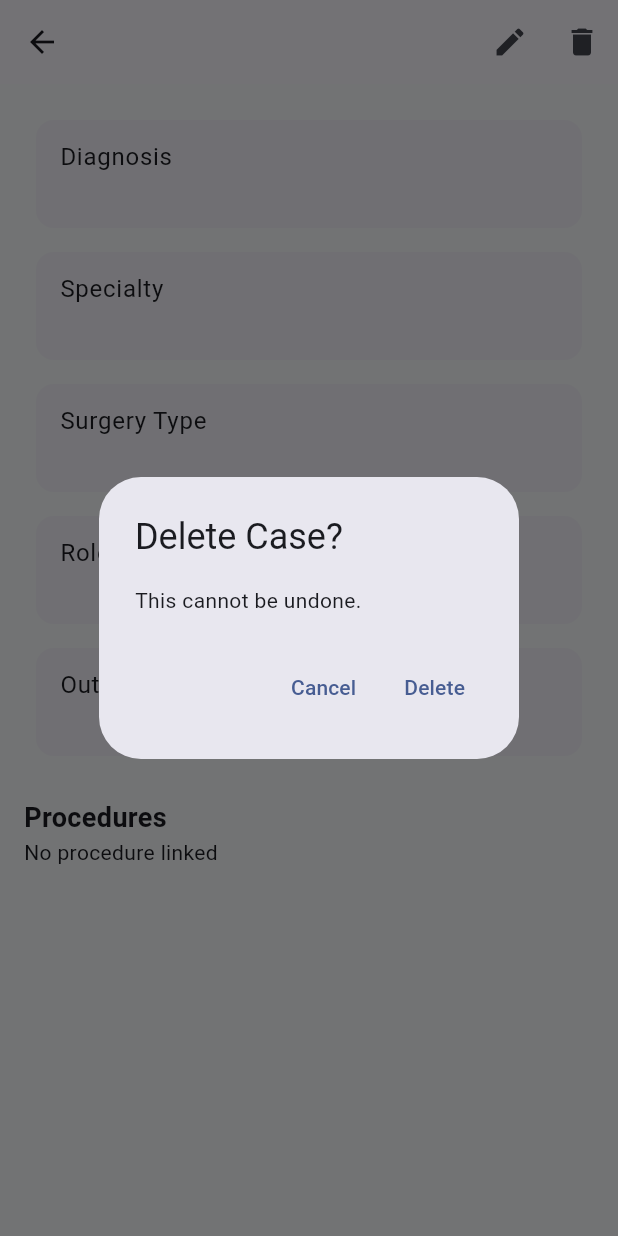
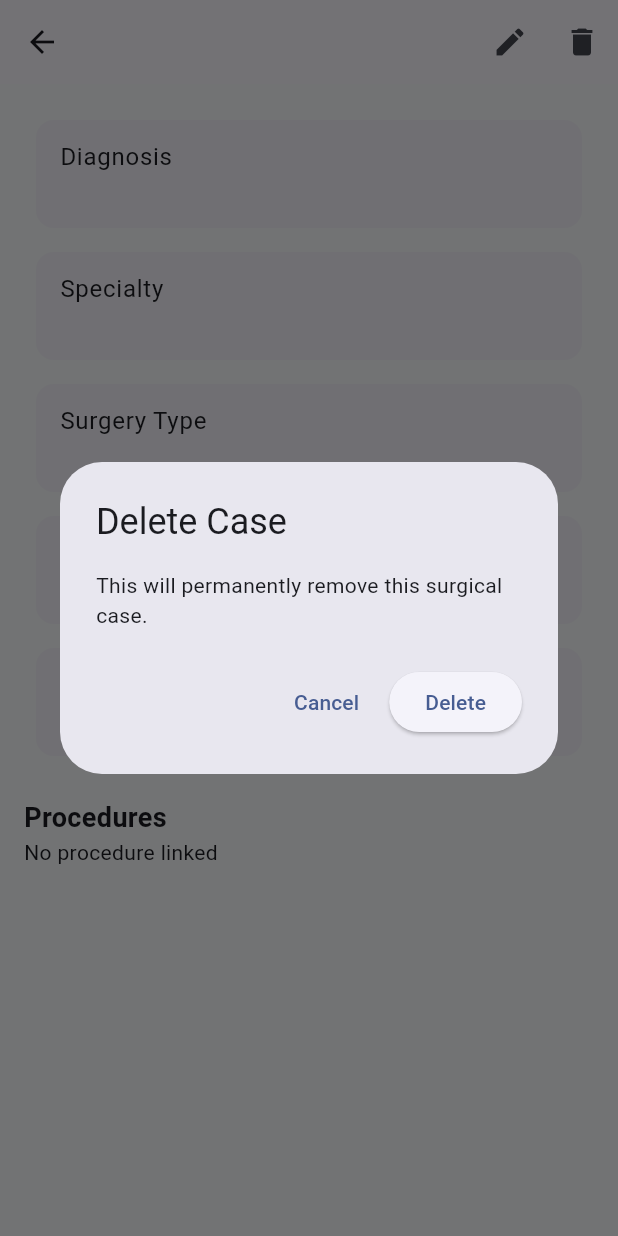
Before and after one commit to rushild31/SurgiTrack, a Flutter app: the CaseDetailsScreen screen opened directly with empty values, after a tap on the "delete" icon, on a phone screen of 412 x 824 dp. Run offline on Flutter 3.47's test engine with Material 3 defaults, Android fonts, the phone set to English and light mode, and no system bars; our stand-ins replace drift, drift_flutter, equatable, file_picker, flutter_riverpod, go_router and 2 more; accounts and stored records are empty; generated files the repository leaves out were written again.

Commit message:
Complete cases module core workflow

```diff
--- a/lib/core/database/dao/case_procedure_dao.dart
+++ b/lib/core/database/dao/case_procedure_dao.dart
@@ -1,11 +1,23 @@
 import 'package:drift/drift.dart';
 
-import '../app_database.dart';
-import '../tables/case_procedures.dart';
+import 'package:surgitrack/core/database/app_database.dart';
+import 'package:surgitrack/core/database/tables/case_procedures.dart';
+import 'package:surgitrack/core/database/tables/procedures.dart';
 
 part 'case_procedure_dao.g.dart';
 
-@DriftAccessor(tables: [CaseProcedures])
+class CaseProcedureWithProcedure {
+  final CaseProcedure caseProcedure;
+
+  final ProcedureData procedure;
+
+  CaseProcedureWithProcedure({
+    required this.caseProcedure,
+    required this.procedure,
+  });
+}
+
+@DriftAccessor(tables: [CaseProcedures, Procedures])
 class CaseProcedureDao extends DatabaseAccessor<AppDatabase>
     with _$CaseProcedureDaoMixin {
   CaseProcedureDao(super.db);
@@ -14,10 +26,21 @@ class CaseProcedureDao extends DatabaseAccessor<AppDatabase>
     return into(caseProcedures).insert(companion);
   }
 
-  Future<List<CaseProcedure>> getProceduresForCase(int caseId) {
-    return (select(
-      caseProcedures,
-    )..where((tbl) => tbl.caseId.equals(caseId))).get();
+  Future<List<CaseProcedureWithProcedure>> getProceduresForCase(int caseId) {
+    final query = select(caseProcedures).join([
+      innerJoin(
+        procedures,
+        procedures.id.equalsExp(caseProcedures.procedureId),
+      ),
+    ])..where(caseProcedures.caseId.equals(caseId));
+
+    return query.map((row) {
+      return CaseProcedureWithProcedure(
+        caseProcedure: row.readTable(caseProcedures),
+
+        procedure: row.readTable(procedures),
+      );
+    }).get();
   }
 
   Future<void> deleteForCase(int caseId) async {
--- a/lib/core/database/tables/procedures.dart
+++ b/lib/core/database/tables/procedures.dart
@@ -4,25 +4,17 @@ import 'package:drift/drift.dart';
 class Procedures extends Table {
   IntColumn get id => integer().autoIncrement()();
 
-  /// Unique procedure identifier
   TextColumn get procedureId => text().unique()();
 
-  /// Display name
   TextColumn get name => text()();
 
-  /// Cardiac / Thoracic / Vascular / Congenital
-  TextColumn get specialty => text().withDefault(const Constant("Cardiac"))();
-
-  /// CABG, Valve, Aortic, etc.
   TextColumn get category => text()();
 
-  /// Parent procedure for hierarchy
-  /// Example:
-  /// Valve Surgery -> AVR
-  IntColumn get parentId => integer().nullable()();
+  TextColumn get specialty =>
+      text().withDefault(const Constant("Cardiothoracic Surgery"))();
 
-  /// Additional search terms
-  /// Stored as JSON array
+  IntColumn get parentId => integer().nullable().references(Procedures, #id)();
+
   TextColumn get aliases => text().nullable()();
 
   TextColumn get description => text().nullable()();
--- a/lib/features/cases/presentation/screens/case_details_screen.dart
+++ b/lib/features/cases/presentation/screens/case_details_screen.dart
@@ -76,15 +76,15 @@ class CaseDetailsScreen extends ConsumerWidget {
               }
 
               return Column(
-                children: items
-                    .map(
-                      (e) => ListTile(
-                        leading: const Icon(Icons.medical_services),
+                children: items.map((item) {
+                  return ListTile(
+                    leading: const Icon(Icons.medical_services),
 
-                        title: Text("Procedure ID: ${e.procedureId}"),
-                      ),
-                    )
-                    .toList(),
+                    title: Text(item.procedure.name),
+
+                    subtitle: Text(item.caseProcedure.type),
+                  );
+                }).toList(),
               );
             },
 
--- a/lib/features/cases/presentation/widgets/case_actions.dart
+++ b/lib/features/cases/presentation/widgets/case_actions.dart
@@ -1,5 +1,4 @@
 import 'package:flutter/material.dart';
-
 import 'package:flutter_riverpod/flutter_riverpod.dart';
 
 import 'package:surgitrack/features/cases/domain/surgical_case.dart';
@@ -15,31 +14,25 @@ class CaseActions {
     final confirm = await showDialog<bool>(
       context: context,
 
-      builder: (context) {
-        return AlertDialog(
-          title: const Text("Delete Case?"),
+      builder: (_) => AlertDialog(
+        title: const Text("Delete Case"),
 
-          content: const Text("This cannot be undone."),
+        content: const Text("This will permanently remove this surgical case."),
 
         actions: [
           TextButton(
-              onPressed: () {
-                Navigator.pop(context, false);
-              },
+            onPressed: () => Navigator.pop(context, false),
 
             child: const Text("Cancel"),
           ),
 
-            TextButton(
-              onPressed: () {
-                Navigator.pop(context, true);
-              },
+          ElevatedButton(
+            onPressed: () => Navigator.pop(context, true),
 
             child: const Text("Delete"),
           ),
         ],
-        );
-      },
+      ),
     );
 
     if (confirm != true) {
@@ -48,6 +41,8 @@ class CaseActions {
 
     await ref.read(surgicalCaseRepositoryProvider).deleteCase(surgicalCase.id!);
 
+    ref.invalidate(surgicalCaseListProvider);
+
     if (context.mounted) {
       Navigator.pop(context);
     }
--- a/lib/features/cases/providers/case_procedure_provider.dart
+++ b/lib/features/cases/providers/case_procedure_provider.dart
@@ -2,18 +2,14 @@ import 'package:flutter_riverpod/flutter_riverpod.dart';
 
 import 'package:surgitrack/core/database/database_provider.dart';
 
-import '../data/repository/case_procedure_repository.dart';
+import 'package:surgitrack/core/database/dao/case_procedure_dao.dart';
 
-final caseProcedureRepositoryProvider = Provider<CaseProcedureRepository>((
-  ref,
-) {
-  final database = ref.watch(databaseProvider);
+final caseProceduresProvider =
+    FutureProvider.family<List<CaseProcedureWithProcedure>, int>((
+      ref,
+      caseId,
+    ) async {
+      final database = ref.watch(databaseProvider);
 
-  return CaseProcedureRepository(database);
-});
-
-final caseProceduresProvider = FutureProvider.family((ref, int caseId) async {
-  final repository = ref.watch(caseProcedureRepositoryProvider);
-
-  return repository.getProceduresForCase(caseId);
-});
+      return database.caseProcedureDao.getProceduresForCase(caseId);
+    });
```
Also changed, not shown: lib/features/cases/presentation/screens/add_case_screen.dart (+16 -5 lines), lib/features/cases/presentation/screens/case_list_screen.dart (+13 -18 lines), lib/features/patients/presentation/patient_details_screen.dart (+24 -2 lines), lib/features/patients/presentation/widgets/patient_cases_section.dart (+21 -2 lines), lib/core/database/app_database.g.dart. Lines whose indentation alone changed are shown as unchanged.
